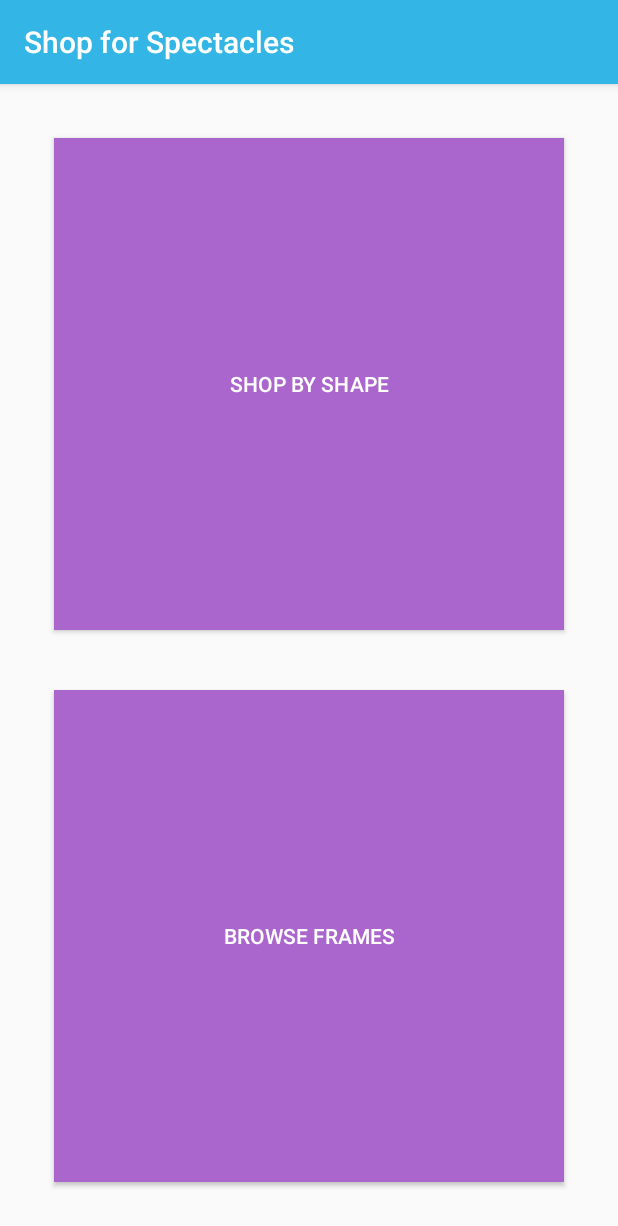
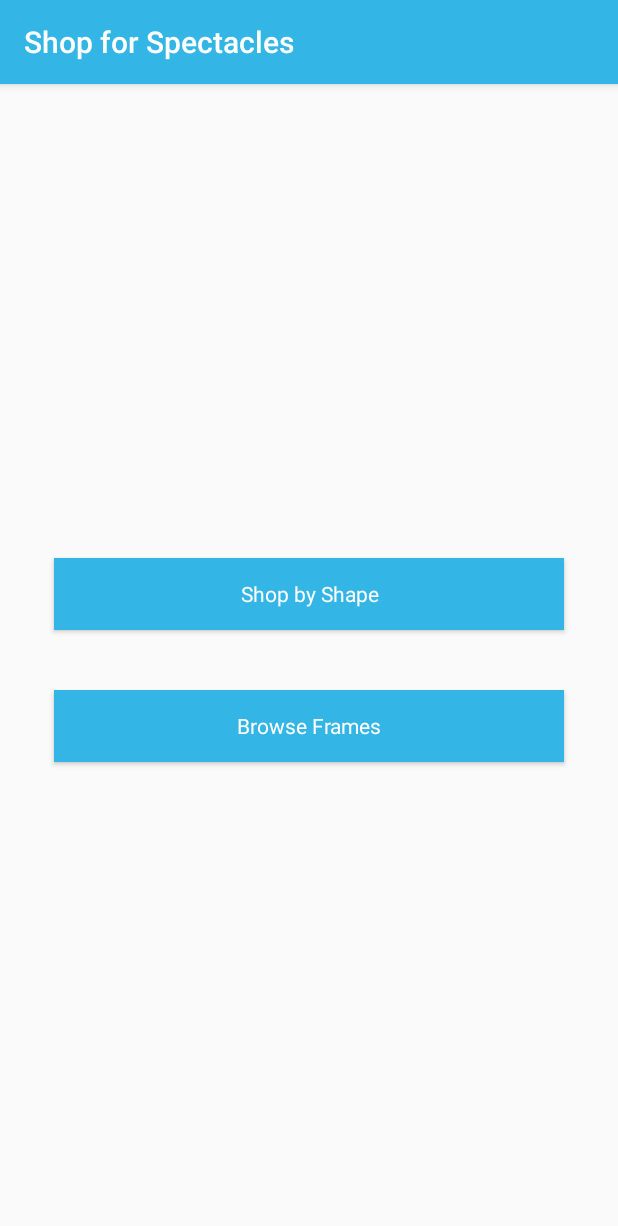
Before and after one commit to zakir224/mispectacle, an Android app: the screen it shows after launch (ShoppingChoiceActivity), on a phone screen of 412 x 824 dp. Shown: the top 1226 px of the screen. Run offline under Robolectric (Android 15) with nearby library versions, the light colour scheme and no system bars.

Commit message:
Application Update

```diff
--- a/app/src/main/java/com/aru/mispectacle/SpectacleFrameFragment.java
+++ b/app/src/main/java/com/aru/mispectacle/SpectacleFrameFragment.java
@@ -70,6 +70,7 @@ public class SpectacleFrameFragment extends DialogFragment implements AbsListVie
     public void onCreate(Bundle savedInstanceState) {
         super.onCreate(savedInstanceState);
 
+
         if (getArguments() != null) {
             mParam1 = getArguments().getString(ARG_PARAM1);
             mParam2 = getArguments().getString(ARG_PARAM2);
@@ -93,7 +94,7 @@ public class SpectacleFrameFragment extends DialogFragment implements AbsListVie
     public View onCreateView(LayoutInflater inflater, ViewGroup container,
                              Bundle savedInstanceState) {
         View view = inflater.inflate(R.layout.fragment_spectacleframe, container, false);
-
+        getDialog().setTitle("Select spectacles to try-on");
         // Set the adapter
         mListView = (AbsListView) view.findViewById(android.R.id.list);
         ((AdapterView<ListAdapter>) mListView).setAdapter(mAdapter);
--- a/app/src/main/res/layout/activity_shopping_choice.xml
+++ b/app/src/main/res/layout/activity_shopping_choice.xml
@@ -7,28 +7,29 @@
     android:paddingLeft="@dimen/activity_horizontal_margin"
     android:paddingRight="@dimen/activity_horizontal_margin"
     android:paddingTop="@dimen/activity_vertical_margin"
+    android:gravity="center"
     android:orientation="vertical"
     tools:context="com.aru.mispectacle.ShoppingChoiceActivity">
 
     <Button
         android:id="@+id/btnShopByShape"
         android:layout_margin="20dp"
-        android:layout_weight="1"
         android:layout_width="match_parent"
-        android:layout_height="match_parent"
-        android:background="@android:color/holo_purple"
+        android:layout_height="wrap_content"
         android:onClick="shopByFaceShape"
         android:text="Shop by Shape"
-        android:textColor="@android:color/white" />
+        android:textColor="@android:color/white"
+        android:background="@android:color/holo_blue_light"
+        style="@style/SplashTheme"/>
 
     <Button
+        style="@style/SplashTheme"
         android:id="@+id/btnBrowseFrame"
         android:layout_margin="20dp"
-        android:layout_weight="1"
-        android:background="@android:color/holo_purple"
         android:textColor="@android:color/white"
+        android:background="@android:color/holo_blue_light"
         android:layout_width="match_parent"
-        android:layout_height="match_parent"
+        android:layout_height="wrap_content"
         android:layout_above="@+id/btnShopByShape"
         android:layout_centerHorizontal="true"
         android:onClick="browseFrames"
--- a/app/src/main/res/values/strings.xml
+++ b/app/src/main/res/values/strings.xml
@@ -15,6 +15,6 @@
     <string name="title_activity_photo_chooser">PhotoChooserActivity</string>
     <string name="gallery">Gallery</string>
     <string name="camera">Camera</string>
-    <string name="existing_image">Using Existing Image</string>
+    <string name="existing_image">Existing Image</string>
 
 </resources>
```
Also changed, not shown: app/src/main/java/com/aru/mispectacle/PhotoSelectorActivityFragment.java (+11 -3 lines), app/src/main/res/layout/fragment_photo_chooser.xml (+11 -10 lines).
